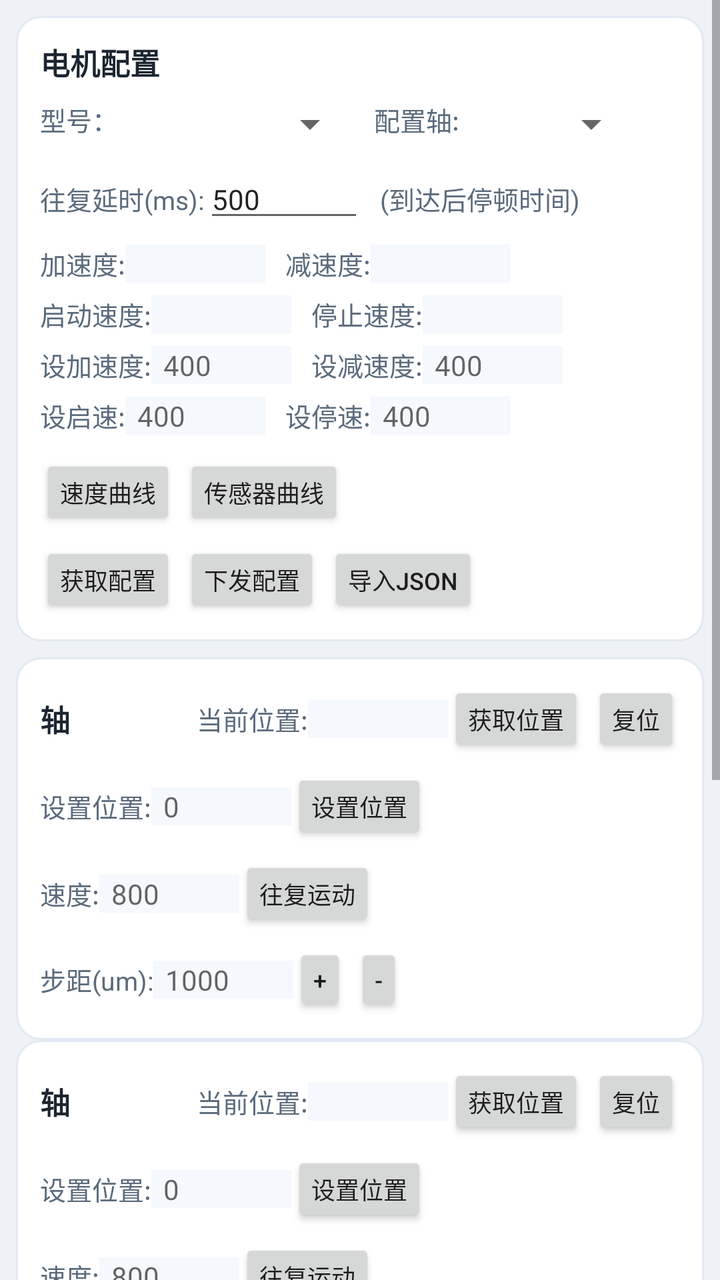
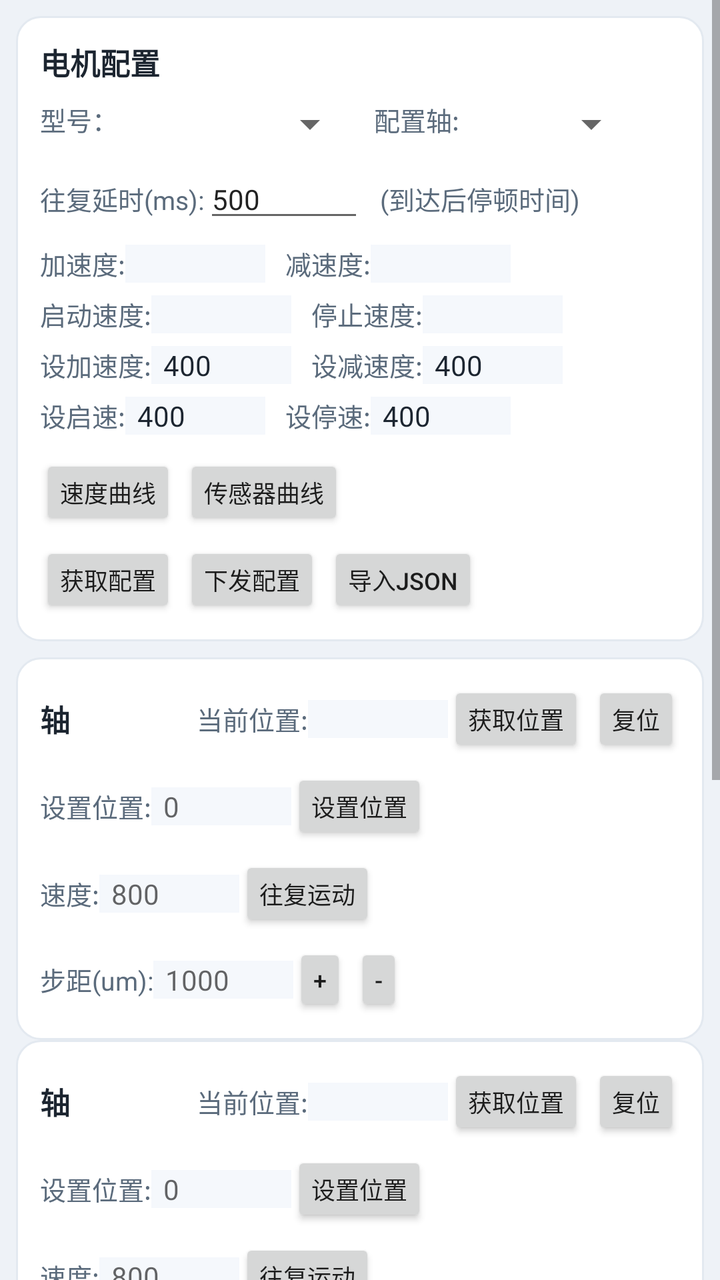

Screens rendered from an Android XML layout before and after an edit, with the pre-edit source and the edit as a unified diff.
<!-- AndroidManifest.xml: application theme Theme.AppCompat.Light.DarkActionBar -->
<!-- res/layout/fragment_motor.xml -->
<?xml version="1.0" encoding="utf-8"?>
<ScrollView xmlns:android="http://schemas.android.com/apk/res/android"
    android:layout_width="match_parent"
    android:layout_height="match_parent"
    android:fillViewport="true">

    <LinearLayout
        android:layout_width="match_parent"
        android:layout_height="wrap_content"
        android:orientation="vertical"
        android:padding="8dp"
        android:background="#EEF2F7">

        
        <LinearLayout
            android:layout_width="match_parent"
            android:layout_height="wrap_content"
            android:orientation="vertical"
            android:background="@drawable/card_bg"
            android:padding="12dp"
            android:layout_marginBottom="8dp">

            <TextView
                android:layout_width="wrap_content"
                android:layout_height="wrap_content"
                android:text="电机配置"
                android:textStyle="bold"
                android:textSize="15sp"
                android:textColor="#1C2530"/>

            <LinearLayout
                android:layout_width="match_parent"
                android:layout_height="wrap_content"
                android:orientation="horizontal"
                android:layout_marginTop="8dp">
                <TextView style="@style/FieldLabel" android:text="型号：" />
                <Spinner
                    android:id="@+id/spModel"
                    android:layout_width="120dp"
                    android:layout_height="wrap_content"/>
                <TextView style="@style/FieldLabel" android:text="配置轴:" android:layout_marginStart="8dp"/>
                <Spinner
                    android:id="@+id/spConfigAxis"
                    android:layout_width="90dp"
                    android:layout_height="wrap_content"/>
            </LinearLayout>

            <LinearLayout
                android:layout_width="match_parent"
                android:layout_height="wrap_content"
                android:orientation="horizontal"
                android:layout_marginTop="6dp">
                <TextView style="@style/FieldLabel" android:text="往复延时(ms):" />
                <EditText
                    android:id="@+id/edtRecurDelay"
                    android:layout_width="80dp"
                    android:layout_height="wrap_content"
                    android:inputType="number"
                    android:text="500"
                    android:textSize="14sp"/>
                <TextView style="@style/FieldLabel" android:text="(到达后停顿时间)" android:layout_marginStart="8dp"/>
            </LinearLayout>

            <LinearLayout
                android:layout_width="match_parent"
                android:layout_height="wrap_content"
                android:orientation="horizontal"
                android:layout_marginTop="6dp">
                <TextView style="@style/FieldLabel" android:text="加速度:" />
                <EditText android:id="@+id/edtAccCur" style="@style/FieldValue" android:enabled="false"/>
                <TextView style="@style/FieldLabel" android:text="减速度:" android:layout_marginStart="10dp"/>
                <EditText android:id="@+id/edtDecCur" style="@style/FieldValue" android:enabled="false"/>
            </LinearLayout>

            <LinearLayout
                android:layout_width="match_parent"
                android:layout_height="wrap_content"
                android:orientation="horizontal"
                android:layout_marginTop="6dp">
                <TextView style="@style/FieldLabel" android:text="启动速度:" />
                <EditText android:id="@+id/edtStartCur" style="@style/FieldValue" android:enabled="false"/>
                <TextView style="@style/FieldLabel" android:text="停止速度:" android:layout_marginStart="10dp"/>
                <EditText android:id="@+id/edtStopCur" style="@style/FieldValue" android:enabled="false"/>
            </LinearLayout>

            <LinearLayout
                android:layout_width="match_parent"
                android:layout_height="wrap_content"
                android:orientation="horizontal"
                android:layout_marginTop="6dp">
                <TextView style="@style/FieldLabel" android:text="设加速度:" />
                <EditText android:id="@+id/edtSetAcc" style="@style/FieldValue" android:hint="400"/>
                <TextView style="@style/FieldLabel" android:text="设减速度:" android:layout_marginStart="10dp"/>
                <EditText android:id="@+id/edtSetDec" style="@style/FieldValue" android:hint="400"/>
            </LinearLayout>

            <LinearLayout
                android:layout_width="match_parent"
                android:layout_height="wrap_content"
                android:orientation="horizontal"
                android:layout_marginTop="6dp">
                <TextView style="@style/FieldLabel" android:text="设启速:" />
                <EditText android:id="@+id/edtSetStart" style="@style/FieldValue" android:hint="400"/>
                <TextView style="@style/FieldLabel" android:text="设停速:" android:layout_marginStart="10dp"/>
                <EditText android:id="@+id/edtSetStop" style="@style/FieldValue" android:hint="400"/>
            </LinearLayout>

            <LinearLayout
                android:layout_width="match_parent"
                android:layout_height="wrap_content"
                android:orientation="horizontal"
                android:layout_marginTop="10dp">
                <Button style="@style/SmallBtn" android:id="@+id/btnSpeedCurve" android:text="速度曲线"/>
                <Button style="@style/SmallBtn" android:id="@+id/btnSensorCurve" android:text="传感器曲线" android:layout_marginStart="4dp"/>
            </LinearLayout>
            <LinearLayout
                android:layout_width="match_parent"
                android:layout_height="wrap_content"
                android:orientation="horizontal"
                android:layout_marginTop="6dp">
                <Button style="@style/SmallBtn" android:id="@+id/btnGetConfig" android:text="获取配置"/>
                <Button style="@style/SmallBtn" android:id="@+id/btnSetConfig" android:text="下发配置" android:layout_marginStart="4dp"/>
                <Button style="@style/SmallBtn" android:id="@+id/btnImportJson" android:text="导入JSON" android:layout_marginStart="4dp"/>
            </LinearLayout>
        </LinearLayout>

        
        <include android:id="@+id/ap_card"
            layout="@layout/axis_control"
            android:layout_width="match_parent"
            android:layout_height="wrap_content"/>

        
        <include android:id="@+id/af1_card"
            layout="@layout/axis_control"
            android:layout_width="match_parent"
            android:layout_height="wrap_content"/>

        
        <include android:id="@+id/af2_card"
            layout="@layout/axis_control"
            android:layout_width="match_parent"
            android:layout_height="wrap_content"/>

        
        <EditText
            android:id="@+id/edtLog"
            android:layout_width="match_parent"
            android:layout_height="140dp"
            android:editable="false"
            android:inputType="textMultiLine"
            android:scrollbars="vertical"
            android:textSize="12sp"
            android:background="@drawable/card_bg"
            android:padding="8dp"/>

    </LinearLayout>
</ScrollView>
<!-- res/layout/axis_control.xml (included above) -->
<?xml version="1.0" encoding="utf-8"?>
<LinearLayout xmlns:android="http://schemas.android.com/apk/res/android"
    android:layout_width="match_parent"
    android:layout_height="wrap_content"
    android:orientation="vertical"
    android:background="@drawable/card_bg"
    android:padding="12dp"
    android:layout_marginBottom="8dp">

    <LinearLayout
        android:layout_width="match_parent"
        android:layout_height="wrap_content"
        android:orientation="horizontal"
        android:gravity="center_vertical">
        <TextView
            android:id="@+id/tvAxisTitle"
            android:layout_width="0dp"
            android:layout_height="wrap_content"
            android:layout_weight="1"
            android:textStyle="bold"
            android:textSize="15sp"
            android:textColor="#1C2530"
            android:text="轴"/>
        <TextView style="@style/FieldLabel" android:text="当前位置:" />
        <EditText android:id="@+id/tvAxisPos" style="@style/FieldValue" android:enabled="false"/>
        <Button style="@style/SmallBtn" android:id="@+id/btnGetPos" android:text="获取位置"/>
        <Button style="@style/SmallBtn" android:id="@+id/btnReset" android:text="复位" android:layout_marginStart="4dp"/>
    </LinearLayout>

    <LinearLayout
        android:layout_width="match_parent"
        android:layout_height="wrap_content"
        android:orientation="horizontal"
        android:layout_marginTop="6dp"
        android:gravity="center_vertical">
        <TextView style="@style/FieldLabel" android:text="设置位置:" />
        <EditText android:id="@+id/edtSetPos" style="@style/FieldValue" android:hint="0"/>
        <Button style="@style/SmallBtn" android:id="@+id/btnSetPos" android:text="设置位置"/>
    </LinearLayout>

    <LinearLayout
        android:layout_width="match_parent"
        android:layout_height="wrap_content"
        android:orientation="horizontal"
        android:layout_marginTop="6dp"
        android:gravity="center_vertical">
        <TextView style="@style/FieldLabel" android:text="速度:" />
        <EditText android:id="@+id/edtSpeed" style="@style/FieldValue" android:hint="800"/>
        <Button style="@style/SmallBtn" android:id="@+id/btnRecur" android:text="往复运动"/>
    </LinearLayout>

    <LinearLayout
        android:layout_width="match_parent"
        android:layout_height="wrap_content"
        android:orientation="horizontal"
        android:layout_marginTop="6dp"
        android:gravity="center_vertical">
        <TextView style="@style/FieldLabel" android:text="步距(um):" />
        <EditText android:id="@+id/edtStepUm" style="@style/FieldValue" android:hint="1000"/>
        <Button style="@style/SmallBtn" android:id="@+id/btnStepPlus" android:text="+"/>
        <Button style="@style/SmallBtn" android:id="@+id/btnStepMinus" android:text="-" android:layout_marginStart="4dp"/>
    </LinearLayout>

</LinearLayout>
<!-- resources referenced by this layout -->
<resources>
  <!-- drawable card_bg (drawable) -->
  <?xml version="1.0" encoding="utf-8"?>
  <shape xmlns:android="http://schemas.android.com/apk/res/android" android:shape="rectangle">
      <solid android:color="#FFFFFF"/>
      <stroke android:width="1dp" android:color="#E3E9F0"/>
      <corners android:radius="12dp"/>
  </shape>
  <style name="FieldLabel">
          <item name="android:layout_width">wrap_content</item>
          <item name="android:layout_height">wrap_content</item>
          <item name="android:textSize">13sp</item>
          <item name="android:textColor">#5B6B7C</item>
          <item name="android:gravity">center_vertical</item>
      </style>
  <style name="FieldValue">
          <item name="android:layout_width">70dp</item>
          <item name="android:layout_height">wrap_content</item>
          <item name="android:textSize">14sp</item>
          <item name="android:textColor">#1C2530</item>
          <item name="android:inputType">numberSigned</item>
          <item name="android:background">#F5F8FC</item>
          <item name="android:paddingLeft">6dp</item>
          <item name="android:paddingRight">6dp</item>
          <item name="android:gravity">center_vertical</item>
      </style>
  <style name="SmallBtn">
          <item name="android:layout_width">wrap_content</item>
          <item name="android:layout_height">wrap_content</item>
          <item name="android:textSize">12sp</item>
          <item name="android:paddingLeft">10dp</item>
          <item name="android:paddingRight">10dp</item>
          <item name="android:minHeight">0dp</item>
          <item name="android:insetTop">0dp</item>
          <item name="android:insetBottom">0dp</item>
          <item name="android:minWidth">0dp</item>
      </style>
</resources>

<!-- the commit's change to res/layout/fragment_motor.xml (unified diff, before → after) -->
@@ -89,9 +89,9 @@
                 android:orientation="horizontal"
                 android:layout_marginTop="6dp">
                 <TextView style="@style/FieldLabel" android:text="设加速度:" />
-                <EditText android:id="@+id/edtSetAcc" style="@style/FieldValue" android:hint="400"/>
+                <EditText android:id="@+id/edtSetAcc" style="@style/FieldValue" android:text="400"/>
                 <TextView style="@style/FieldLabel" android:text="设减速度:" android:layout_marginStart="10dp"/>
-                <EditText android:id="@+id/edtSetDec" style="@style/FieldValue" android:hint="400"/>
+                <EditText android:id="@+id/edtSetDec" style="@style/FieldValue" android:text="400"/>
             </LinearLayout>
 
             <LinearLayout
@@ -100,9 +100,9 @@
                 android:orientation="horizontal"
                 android:layout_marginTop="6dp">
                 <TextView style="@style/FieldLabel" android:text="设启速:" />
-                <EditText android:id="@+id/edtSetStart" style="@style/FieldValue" android:hint="400"/>
+                <EditText android:id="@+id/edtSetStart" style="@style/FieldValue" android:text="400"/>
                 <TextView style="@style/FieldLabel" android:text="设停速:" android:layout_marginStart="10dp"/>
-                <EditText android:id="@+id/edtSetStop" style="@style/FieldValue" android:hint="400"/>
+                <EditText android:id="@+id/edtSetStop" style="@style/FieldValue" android:text="400"/>
             </LinearLayout>
 
             <LinearLayout
